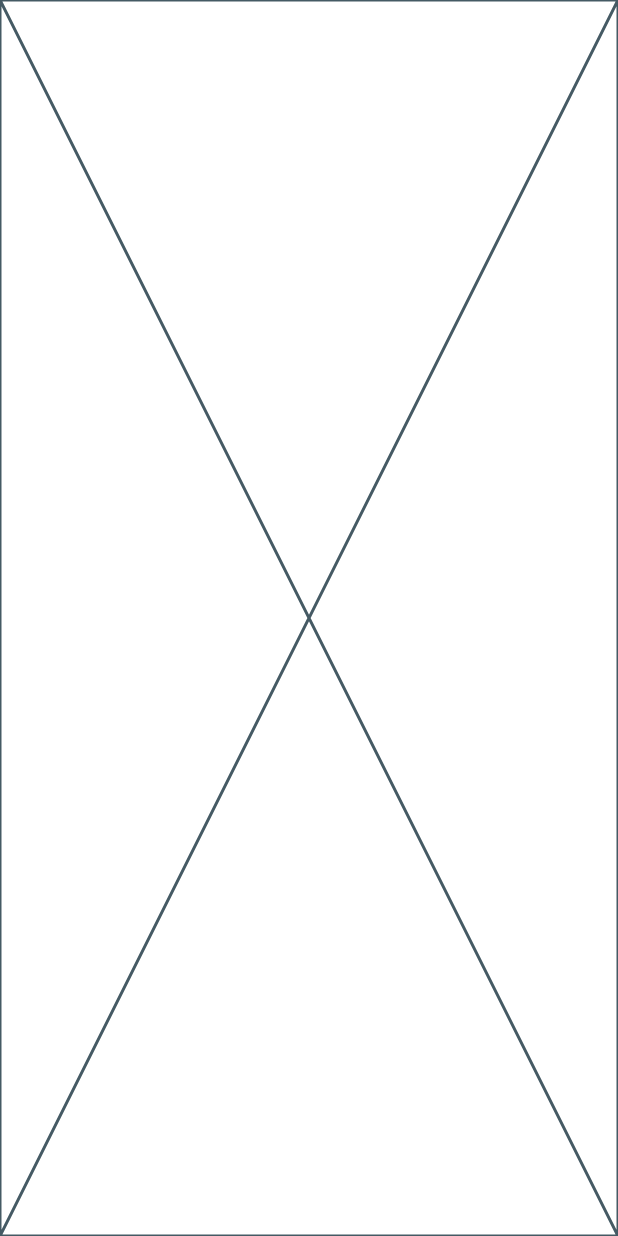
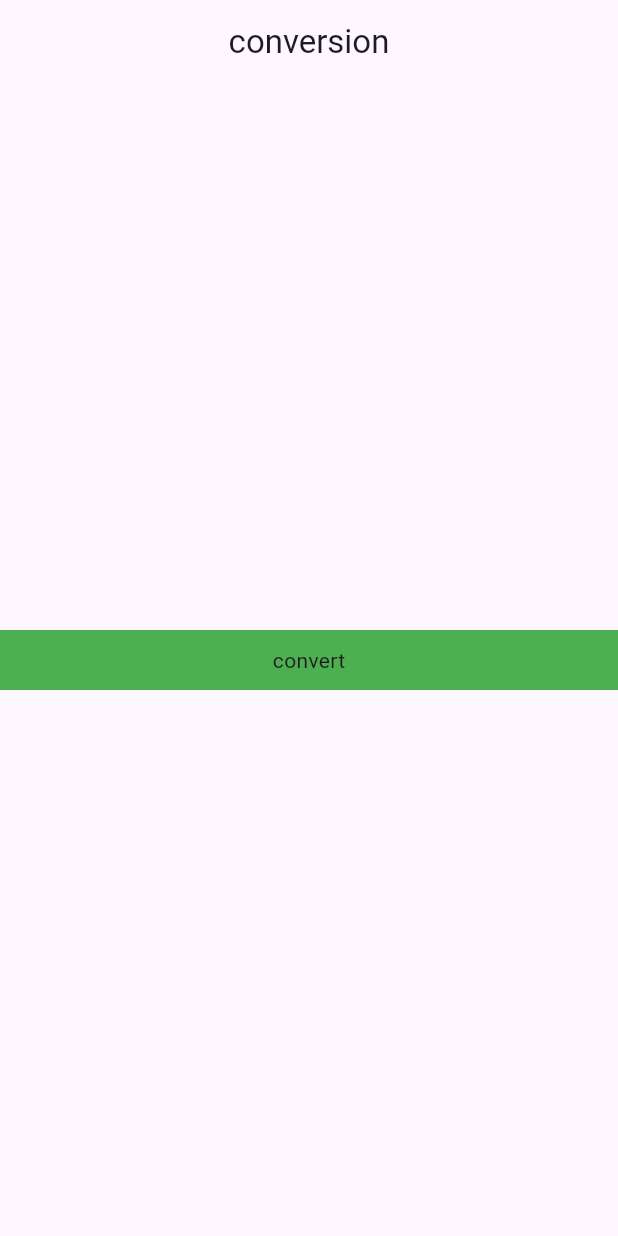
Before and after one commit to umerishaq123/techsolutions, a Flutter app: the screen it shows after launch, on a phone screen of 412 x 824 dp. Run offline on Flutter 3.47's test engine with Material 3 defaults, Android fonts, the light colour scheme and no system bars; our stand-ins replace google_maps_flutter; missing offline and left inert: flutter_geocoder.

Commit message:
hello new

```diff
--- a/lib/main.dart
+++ b/lib/main.dart
@@ -1,4 +1,5 @@
 import 'package:flutter/material.dart';
+import 'package:tech/map/convert_coordiante_to_location.dart';
 import 'package:tech/map/googlemap.dart';
 
 void main() {
@@ -12,15 +13,20 @@ class MyApp extends StatelessWidget {
   @override
   Widget build(BuildContext context) {
     return MaterialApp(
+      debugShowCheckedModeBanner: false,
       title: 'Flutter Demo',
       theme: ThemeData(
 
         colorScheme: ColorScheme.fromSeed(seedColor: Colors.deepPurple),
         useMaterial3: true,
       ),
-      home: const GoogleMap(),
+      home: const convertlatlantoadres(),
     );
   }
 }
 
 /////new repo
+///////////////////////////////////////////////
+//////////////////////heelo hare
+//////////////////////hlo
+///
--- /dev/null
+++ b/lib/map/convert_coordiante_to_location.dart
@@ -0,0 +1,51 @@
+import 'package:flutter/material.dart';
+import 'package:flutter_geocoder/geocoder.dart';
+
+class convertlatlantoadres extends StatefulWidget {
+  const convertlatlantoadres({super.key});
+
+  @override
+  State<convertlatlantoadres> createState() => _convertlatlantoadresState();
+}
+
+class _convertlatlantoadresState extends State<convertlatlantoadres> {
+  @override
+  Widget build(BuildContext context) {
+    return Scaffold(
+      appBar: AppBar(
+        title: Text('conversion'),
+        centerTitle: true,
+      ),
+      body: Column(
+        mainAxisAlignment: MainAxisAlignment.center,
+        crossAxisAlignment: CrossAxisAlignment.center,
+        children: [
+          GestureDetector(
+              onTap: () async {
+                ///////////////query conversion////////////////
+                final query = "1600 Amphiteatre Parkway, Mountain View";
+                var addresses =
+                    await Geocoder.local.findAddressesFromQuery(query);
+                var first = addresses.first;
+                print("${first.featureName} : ${first.coordinates}");
+
+
+//////////////////////////coordinate conversion///////////////////
+                final coordinates = new Coordinates(1.10, 45.50);
+                var addresse = await Geocoder.local
+                    .findAddressesFromCoordinates(coordinates);
+                var second = addresse.first;
+                print("${second.featureName} : ${second.addressLine}");
+              },
+              child: Center(
+                child: Container(
+                    height: 40,
+                    // width: 60,
+                    decoration: BoxDecoration(color: Colors.green),
+                    child: Center(child: Text('convert'))),
+              )),
+        ],
+      ),
+    );
+  }
+}
--- a/pubspec.yaml
+++ b/pubspec.yaml
@@ -35,10 +35,13 @@ dependencies:
   # The following adds the Cupertino Icons font to your application.
   # Use with the CupertinoIcons class for iOS style icons.
   cupertino_icons: ^1.0.6
+  google_maps_flutter: ^2.7.1
+  flutter_geocoder: ^0.2.2-nullsafety
 
 dev_dependencies:
   flutter_test:
     sdk: flutter
+
 
   # The "flutter_lints" package below contains a set of recommended lints to
   # encourage good coding practices. The lint set provided by the package is
```
Also changed, not shown: lib/map/googlemap.dart (+60 -5 lines), pubspec.lock, 3 other files.
